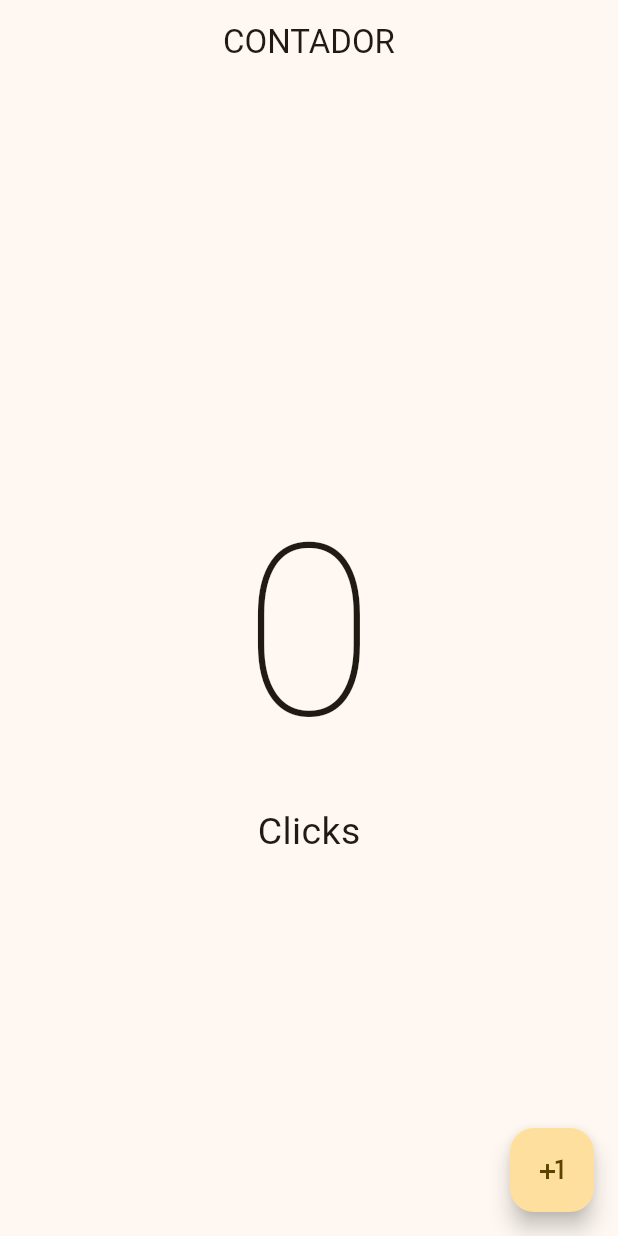
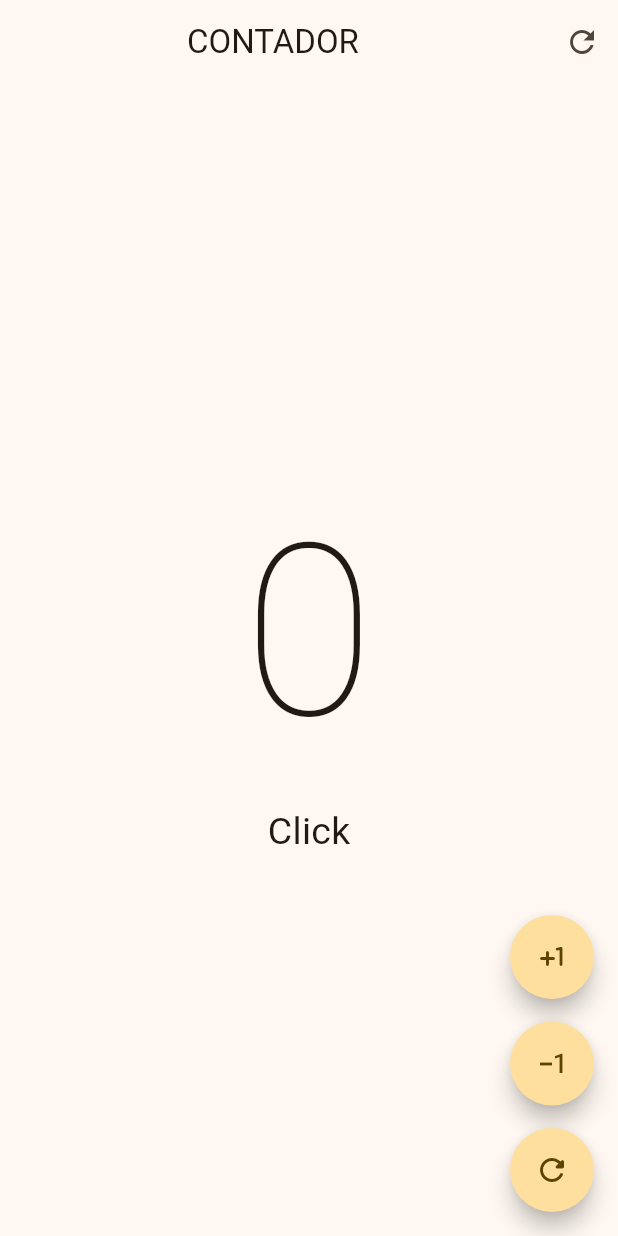
Before and after one commit to ColinTony/FlutterCurso, a Flutter app: the screen it shows after launch, on a phone screen of 412 x 824 dp. Run offline on Flutter 3.47's test engine with Material 3 defaults, Android fonts, the phone set to English and light mode, and no system bars.

Commit message:
Contador

```diff
--- a/FlutterApps/01-hello_word_app/hello_world/lib/main.dart
+++ b/FlutterApps/01-hello_word_app/hello_world/lib/main.dart
@@ -1,5 +1,6 @@
 import 'package:flutter/material.dart';
-import 'package:hello_world/presentation/screens/counter/counter_screen.dart';
+import 'package:hello_world/presentation/screens/counter/counter_functions_screen.dart';
+//import 'package:hello_world/presentation/screens/counter/counter_screen.dart';
 
 void main(){
   runApp(const MyApp()); // empieza desde el main como la mayoria de lenguajes.
@@ -15,7 +16,7 @@ class MyApp extends StatelessWidget{
     return MaterialApp(
       debugShowCheckedModeBanner: false,
       theme: ThemeData(useMaterial3: true,colorSchemeSeed: Colors.amber),
-      home: const CounterScreen(),
+      home: const CounterFunctionsScreen(),
     );
   }
 }
--- /dev/null
+++ b/FlutterApps/01-hello_word_app/hello_world/lib/presentation/screens/counter/counter_functions_screen.dart
@@ -0,0 +1,85 @@
+// ignore_for_file: must_be_immutable
+
+import "package:flutter/material.dart";
+import "package:flutter/widgets.dart";
+
+class CounterFunctionsScreen extends StatefulWidget{
+
+  // agregamos el key
+  const CounterFunctionsScreen({super.key});
+
+  @override
+  State<CounterFunctionsScreen> createState() => _CounterFunctionsScreenState();
+}
+
+class _CounterFunctionsScreenState extends State<CounterFunctionsScreen> {
+  int clicks = 0;
+
+  @override
+  Widget build(BuildContext context) {
+    return Scaffold(
+      appBar: AppBar(
+        actions: [
+          IconButton(onPressed: () => {
+            setState(() {
+              clicks = 0;
+            })
+          }, icon: const Icon(Icons.refresh_outlined))
+        ],
+        title: const Center(child: Text("CONTADOR")),
+      ),
+      body: Center(child: Column(
+        mainAxisAlignment: MainAxisAlignment.center,
+        children: [
+          Text(
+            "$clicks" ,
+             style: const TextStyle(fontSize: 160 , fontWeight: FontWeight.w100)),
+            Text((clicks <= 1)? 'Click' : 'Clicks', style: const TextStyle(fontSize: 25))
+        ],
+      )),
+      floatingActionButton: Column(
+      mainAxisAlignment: MainAxisAlignment.end,
+      children: [
+        CustomButton(icon: Icons.plus_one_rounded,onPress: () {
+          setState(() {
+            clicks++;
+          });
+        },),
+      const SizedBox(height: 15),
+      CustomButton(icon: Icons.exposure_minus_1, onPress: () {
+        setState(() {
+            if(clicks > 0) clicks--;
+          });
+      },),
+      const SizedBox(height: 15,),
+      CustomButton(
+        icon: Icons.refresh_rounded,
+        onPress: () => {
+          setState(() {
+            clicks = 0;
+          })
+        },)
+      ],)
+    );
+  }
+}
+
+class CustomButton extends StatelessWidget {
+  IconData icon;
+  VoidCallback? onPress;
+
+  CustomButton({
+    super.key,
+    required this.icon,
+    this.onPress
+  });
+
+  @override
+  Widget build(BuildContext context) {
+    return FloatingActionButton(
+      shape: const StadiumBorder(),
+      onPressed: onPress,
+      child:  Icon(icon),
+    );
+  }
+}
--- a/FlutterApps/01-hello_word_app/hello_world/lib/presentation/screens/counter/counter_screen.dart
+++ b/FlutterApps/01-hello_word_app/hello_world/lib/presentation/screens/counter/counter_screen.dart
@@ -16,6 +16,13 @@ class _CounterScreenState extends State<CounterScreen> {
   Widget build(BuildContext context) {
     return Scaffold(
       appBar: AppBar(
+        actions: [
+          IconButton(onPressed: () => {
+            setState(() {
+              clicks = 0;
+            })
+          }, icon: const Icon(Icons.refresh))
+        ],
         title: const Center(child: Text("CONTADOR")),
       ),
       body: Center(child: Column(
@@ -24,10 +31,12 @@ class _CounterScreenState extends State<CounterScreen> {
           Text(
             "$clicks" ,
              style: const TextStyle(fontSize: 160 , fontWeight: FontWeight.w100)),
-          const Text("Clicks" , style: TextStyle(fontSize: 25))
+            Text((clicks <= 1)? 'Click' : 'Clicks', style: const TextStyle(fontSize: 25))
         ],
       )),
-      floatingActionButton: FloatingActionButton(
+      floatingActionButton: Column(
+        children: [
+          FloatingActionButton(
             onPressed: (){
               setState(() {
                 clicks++;
@@ -35,6 +44,8 @@ class _CounterScreenState extends State<CounterScreen> {
           },
           child: const Icon(Icons.plus_one),
           ),
+        ],
+      )
     );
   }
 }
```
Lines whose indentation alone changed are shown as unchanged.
